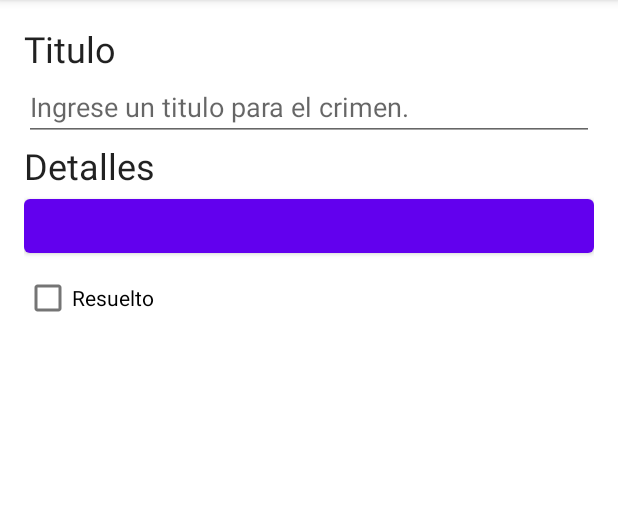
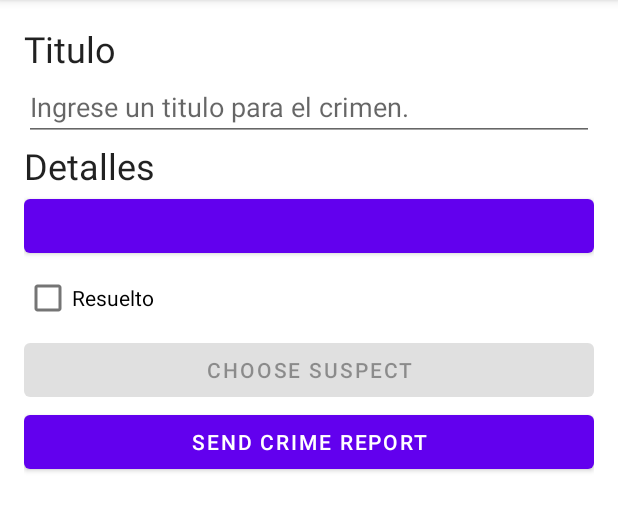
Before and after one commit to JMGR95/CriminalIntent, an Android app: the fragment CrimeDetailFragment placed in its activity, on a phone screen of 412 x 824 dp, the part 84-616 px from its top. Run offline under Robolectric (Android 15) with nearby library versions, the phone set to English and light mode, and no system bars; our stand-ins replace Room's generated code; 5 statements that could not run were skipped.

Commit message:
Capitulo 16

```diff
--- a/app/src/main/java/garcia/miguel/criminalintent/Crime.kt
+++ b/app/src/main/java/garcia/miguel/criminalintent/Crime.kt
@@ -9,5 +9,6 @@ data class Crime(
     @PrimaryKey val id: UUID,
     val title: String,
     val date: Date,
-    val isSolved: Boolean
+    val isSolved: Boolean,
+    val suspect: String = ""
 )
--- a/app/src/main/java/garcia/miguel/criminalintent/CrimeDetailFragment.kt
+++ b/app/src/main/java/garcia/miguel/criminalintent/CrimeDetailFragment.kt
@@ -1,9 +1,17 @@
 package garcia.miguel.criminalintent
 
+import android.content.Intent
+import android.content.pm.PackageManager
+import android.content.pm.ResolveInfo
+import android.net.Uri
 import android.os.Bundle
+import android.provider.ContactsContract
+import android.provider.Settings.System.DATE_FORMAT
+import android.text.format.DateFormat
 import android.view.LayoutInflater
 import android.view.View
 import android.view.ViewGroup
+import androidx.activity.result.contract.ActivityResultContracts
 import androidx.core.widget.doOnTextChanged
 import androidx.fragment.app.Fragment
 import androidx.fragment.app.setFragmentResultListener
@@ -23,9 +31,14 @@ class CrimeDetailFragment:Fragment() {
     private val args: CrimeDetailFragmentArgs by navArgs()
 
     private val crimeDetailViewModel: CrimeDetailViewModel by viewModels {
-        CrimeDetailViewModelFactory(args.crimeId)
+        CrimeDetailViewModelFactory(args.crimeld)
     }
 
+    private val selectSuspect = registerForActivityResult(
+        ActivityResultContracts.PickContact()
+    ) { uri: Uri? ->
+        uri?.let { parseContactSelection(it) }
+    }
 
     private var _binding: FragmentCrimeDetailBinding? = null
     private val binding
@@ -75,6 +88,16 @@ class CrimeDetailFragment:Fragment() {
                     oldCrime.copy(isSolved = isChecked)
                 }
             }
+
+            crimeSuspect.setOnClickListener {
+                selectSuspect.launch(null)
+            }
+
+            val selectSuspectIntent = selectSuspect.contract.createIntent(
+                requireContext(),
+                null
+            )
+            crimeSuspect.isEnabled = canResolveIntent(selectSuspectIntent)
         }
     }
     override fun onDestroyView() {
@@ -96,6 +119,70 @@ class CrimeDetailFragment:Fragment() {
             }
 
             crimeSolved.isChecked = crime.isSolved
+
+            crimeReport.setOnClickListener {
+                val reportIntent = Intent(Intent.ACTION_SEND).apply {
+                    type = "text/plain"
+                    putExtra(Intent.EXTRA_TEXT, getCrimeReport(crime))
+                    putExtra(
+                        Intent.EXTRA_SUBJECT,
+                        getString(R.string.crime_report_subject)
+                    )
+                }
+
+                val chooserIntent = Intent.createChooser(
+                    reportIntent,
+                    getString(R.string.send_report)
+                )
+                startActivity(chooserIntent)
+            }
+
+            crimeSuspect.text = crime.suspect.ifEmpty {
+                getString(R.string.crime_suspect_text)
+            }
         }
     }
+
+    private fun getCrimeReport(crime: Crime): String {
+        val solvedString = if (crime.isSolved) {
+            getString(R.string.crime_report_solved)
+        } else {
+            getString(R.string.crime_report_unsolved)
+        }
+        val dateString = DateFormat.format(DATE_FORMAT, crime.date).toString()
+        val suspectText = if (crime.suspect.isBlank()) {
+            getString(R.string.crime_report_no_suspect)
+        } else {
+            getString(R.string.crime_report_suspect, crime.suspect)
+        }
+        return getString(
+            R.string.crime_report,
+            crime.title, dateString, solvedString, suspectText
+        )
+    }
+
+    private fun parseContactSelection(contactUri: Uri) {
+        val queryFields = arrayOf(ContactsContract.Contacts.DISPLAY_NAME)
+
+        val queryCursor = requireActivity().contentResolver
+            .query(contactUri, queryFields, null, null, null)
+        queryCursor?.use { cursor ->
+            if (cursor.moveToFirst()) {
+                val suspect = cursor.getString(0)
+                crimeDetailViewModel.updateCrime { oldCrime ->
+                    oldCrime.copy(suspect = suspect)
+                }
+            }
+        }
+    }
+
+    private fun canResolveIntent(intent: Intent): Boolean {
+        val packageManager: PackageManager = requireActivity().packageManager
+        val resolvedActivity: ResolveInfo? =
+            packageManager.resolveActivity(
+                intent,
+                PackageManager.MATCH_DEFAULT_ONLY
+            )
+        return resolvedActivity != null
+    }
 }
--- a/app/src/main/java/garcia/miguel/criminalintent/CrimeRepository.kt
+++ b/app/src/main/java/garcia/miguel/criminalintent/CrimeRepository.kt
@@ -3,6 +3,7 @@ package garcia.miguel.criminalintent
 import android.content.Context
 import androidx.room.Room
 import garcia.miguel.criminalintent.database.CrimeDatabase
+import garcia.miguel.criminalintent.database.migration_1_2
 import kotlinx.coroutines.CoroutineScope
 import kotlinx.coroutines.GlobalScope
 import kotlinx.coroutines.flow.Flow
@@ -19,6 +20,7 @@ class CrimeRepository private constructor(context: Context, private val coroutin
             CrimeDatabase::class.java,
             DATABASE_NAME
         )
+        .addMigrations(migration_1_2)
         .build()
 
     fun getCrimes(): Flow<List<Crime>> = database.crimeDao().getCrimes()
--- a/app/src/main/res/layout/fragment_crime_detail.xml
+++ b/app/src/main/res/layout/fragment_crime_detail.xml
@@ -34,4 +34,15 @@
         android:layout_height="wrap_content"
         android:text="@string/crime_solved_label" />
 
+    <Button
+        android:id="@+id/crime_suspect"
+        android:layout_width="match_parent"
+        android:layout_height="wrap_content"
+        android:text="@string/crime_suspect_text"/>
+    <Button
+        android:id="@+id/crime_report"
+        android:layout_width="match_parent"
+        android:layout_height="wrap_content"
+        android:text="@string/crime_report_text"/>
+
 </LinearLayout>
--- a/app/src/main/res/values/strings.xml
+++ b/app/src/main/res/values/strings.xml
@@ -5,4 +5,15 @@
     <string name="crime_details_label">Detalles</string>
     <string name="crime_solved_label">Resuelto</string>
     <string name="new_crime">New Crime</string>
+    <string name="crime_suspect_text">Choose Suspect</string>
+    <string name="crime_report_text">Send Crime Report</string>
+    <string name="crime_report">%1$s!
+        The crime was discovered on %2$s. %3$s, and %4$s
+    </string>
+    <string name="crime_report_solved">The case is solved</string>
+    <string name="crime_report_unsolved">The case is not solved</string>
+    <string name="crime_report_no_suspect">there is no suspect.</string>
+    <string name="crime_report_suspect">the suspect is %s.</string>
+    <string name="crime_report_subject">CriminalIntent Crime Report</string>
+    <string name="send_report">Send crime report via</string>
 </resources>
```
Also changed, not shown: app/src/main/AndroidManifest.xml (+6 -1 lines), app/src/main/java/garcia/miguel/criminalintent/database/CrimeDatabase.kt (+10 -0 lines).
